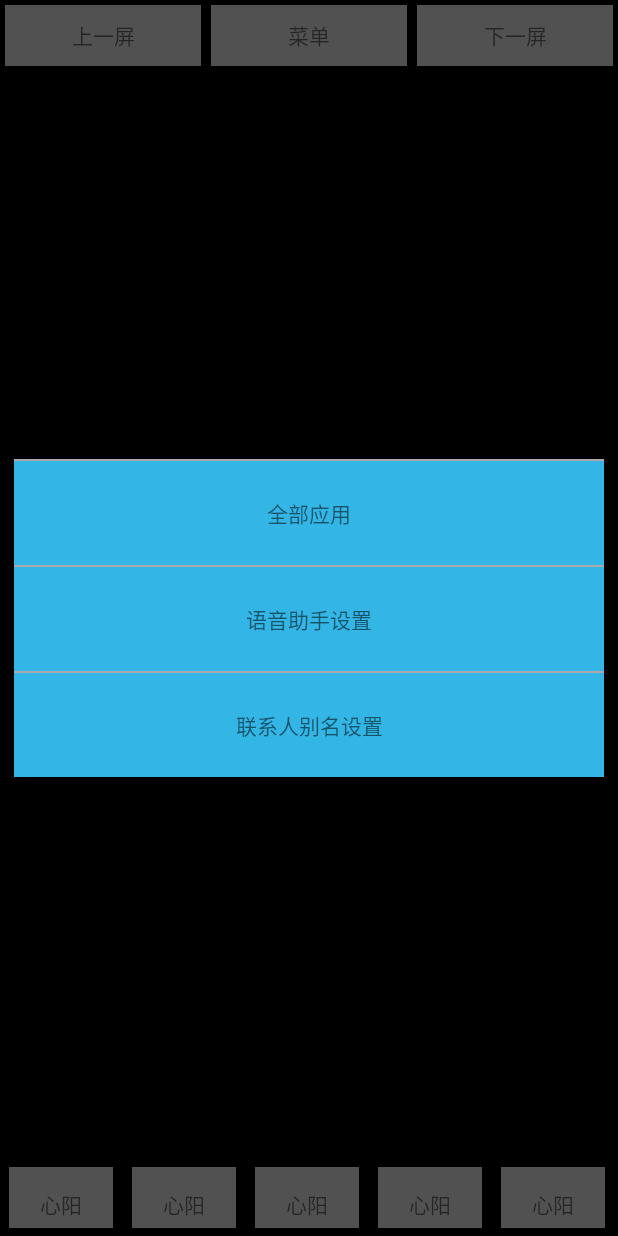
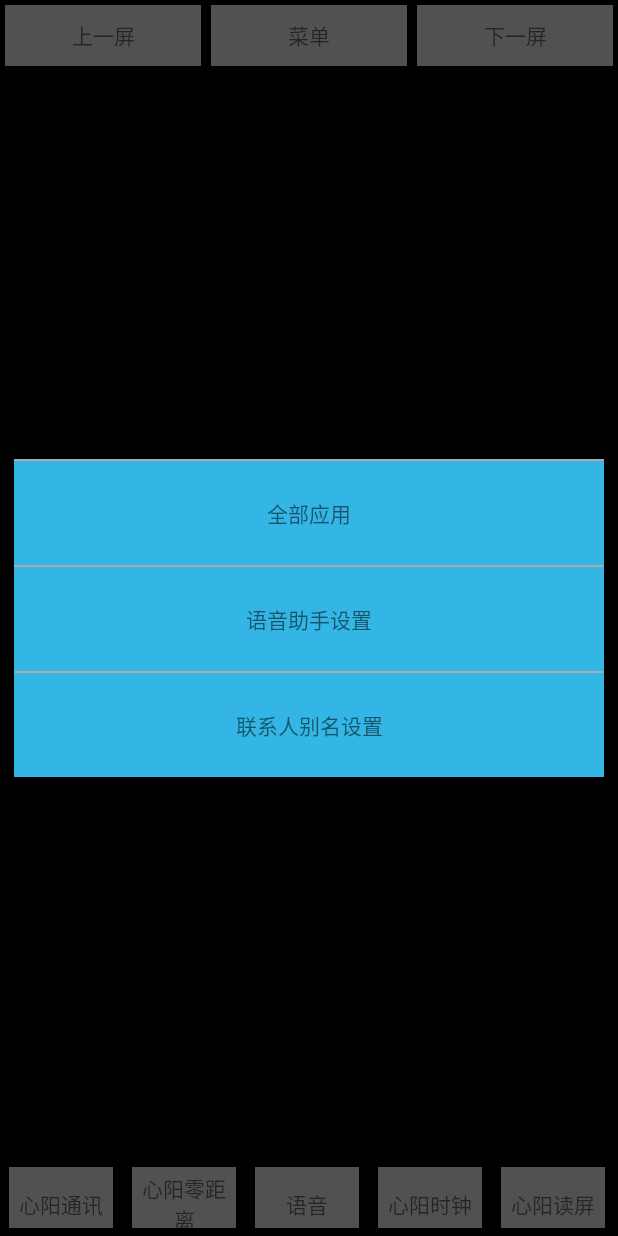
Before and after one commit to haizeiym/xyDesktop, an Android app: the screen it shows after launch (MainActivity), after a tap on "菜单", on a phone screen of 412 x 824 dp. Run offline under Robolectric (Android 15) with nearby library versions, the light colour scheme and no system bars; our stand-ins replace ButterKnife; pictures from the network do not load; 1 statement that could not run was skipped.

Commit message:
底部APP过滤

```diff
--- a/xydesk/app/build.gradle
+++ b/xydesk/app/build.gradle
@@ -28,6 +28,5 @@ dependencies {
     compile fileTree(dir: 'libs', include: ['*.jar'])
     compile 'com.android.support:appcompat-v7:23.0.1'
     compile files('libs/Bughd_android_sdk_v1.3.7.jar')
-    compile files('libs/android-async-http-1.4.8.jar')
     compile files('libs/android-async-http-1.4.9.jar')
 }
--- a/xydesk/app/src/main/java/xydesk/xy/MainActivity.java
+++ b/xydesk/app/src/main/java/xydesk/xy/MainActivity.java
@@ -200,7 +200,6 @@ public class MainActivity extends XYBaseActivity {
 
     //初始化时添加fragment
     private void initFragment() {
-        /*List<XYAppInfoInDesk> xyAppInfoInDeskList_one = AppUtils.getInstance().getAllApp(MainActivity.instance, XYContant.WharFragment.ONE_FRAGMENT);*/
         List<XYAppInfoInDesk> xyAppInfoInDeskList_two = AppUtils.getInstance().getAllApp(MainActivity.instance, XYContant.WharFragment.TWO_FRAGMENT);
         List<XYAppInfoInDesk> xyAppInfoInDeskList_three = AppUtils.getInstance().getAllApp(MainActivity.instance, XYContant.WharFragment.THREE_FRAGMENT);
         List<XYAppInfoInDesk> xyAppInfoInDeskList_four = AppUtils.getInstance().getAllApp(MainActivity.instance, XYContant.WharFragment.FOUR_FRAGMENT);
--- a/xydesk/app/src/main/java/xydesk/xy/appAll/ui/AllAppShowUI.java
+++ b/xydesk/app/src/main/java/xydesk/xy/appAll/ui/AllAppShowUI.java
@@ -232,19 +232,25 @@ public class AllAppShowUI extends XYBaseActivity {
                 String wharFragment = XYContant.XYContants.F;
                 xyAppInfoInDesk.appPackageName = packageName;
                 xyAppInfoInDesk.appName = appName;
+                String ping = "";
                 if (AppUtils.getInstance().getAllApp(instance, XYContant.WharFragment.ONE_FRAGMENT).size() < 16) {
                     wharFragment = XYContant.WharFragment.ONE_FRAGMENT;
+                    ping = "一";
                 } else if (AppUtils.getInstance().getAllApp(instance, XYContant.WharFragment.TWO_FRAGMENT).size() < 16) {
                     wharFragment = XYContant.WharFragment.TWO_FRAGMENT;
+                    ping = "二";
                 } else if (AppUtils.getInstance().getAllApp(instance, XYContant.WharFragment.THREE_FRAGMENT).size() < 16) {
                     wharFragment = XYContant.WharFragment.THREE_FRAGMENT;
+                    ping = "三";
                 } else if (AppUtils.getInstance().getAllApp(instance, XYContant.WharFragment.FOUR_FRAGMENT).size() < 16) {
                     wharFragment = XYContant.WharFragment.FOUR_FRAGMENT;
+                    ping = "四";
                 } else {
                     Utils.getInstance().toast(instance, "屏幕已经没有空间了。。。");
                 }
                 xyAppInfoInDesk.appPonitParents = wharFragment;
                 deskDB.addAppInfo(xyAppInfoInDesk);
+                Utils.getInstance().toast(instance, "已添加" + appName + "至" + ping + "屏");
                 MainActivity.instance.handler.sendEmptyMessage(XYContant.XYContants.DELETER_APP);
                 break;
         }
--- a/xydesk/app/src/main/java/xydesk/xy/base/XYBaseFragment.java
+++ b/xydesk/app/src/main/java/xydesk/xy/base/XYBaseFragment.java
@@ -44,7 +44,7 @@ public abstract class XYBaseFragment extends Fragment implements AdapterView.OnI
     }
 
     //初始化Handler
-    public void initHandler() {
+    protected void initHandler() {
         handler = new Handler() {
             @Override
             public void handleMessage(Message msg) {
--- a/xydesk/app/src/main/java/xydesk/xy/db/DeskDB.java
+++ b/xydesk/app/src/main/java/xydesk/xy/db/DeskDB.java
@@ -11,6 +11,7 @@ import java.util.List;
 import xydesk.xy.contant.XYContant;
 import xydesk.xy.model.XYAppInfoInDesk;
 import xydesk.xy.model.XYXFNameSetModel;
+import xydesk.xy.utils.AppUtils;
 
 /**
  * Created by haizeiym
@@ -25,6 +26,11 @@ public class DeskDB {
 
     //添加app信息
     public void addAppInfo(XYAppInfoInDesk xyAppInfoInDesk) {
+        for (String[] strings : AppUtils.bottomApp) {
+            if (strings[1].equals(xyAppInfoInDesk.appPackageName)) {
+                return;
+            }
+        }
         SQLiteDatabase sd = deskHelp.getWritableDatabase();
         if (!isExits(xyAppInfoInDesk.appPackageName)) {
             ContentValues cv = new ContentValues();
@@ -316,11 +322,11 @@ public class DeskDB {
         ContentValues contentValues;
         try {
             sd = deskHelp.getWritableDatabase();
-            for (int i = 0; i < 5; i++) {
+            for (String[] aBottomApp : AppUtils.bottomApp) {
                 contentValues = new ContentValues();
-                contentValues.put(deskHelp.BOTTOM_APP_POSITION, i + 1 + "");
-                contentValues.put(deskHelp.BOTTOM_APP_PACKNAME, "心阳");
-                contentValues.put(deskHelp.BOTTOM_APP_APPNAME, "心阳");
+                contentValues.put(deskHelp.BOTTOM_APP_POSITION, aBottomApp[0]);
+                contentValues.put(deskHelp.BOTTOM_APP_PACKNAME, aBottomApp[1]);
+                contentValues.put(deskHelp.BOTTOM_APP_APPNAME, aBottomApp[2]);
                 sd.insert(deskHelp.BOTTOM_APP_TABLENAME, null, contentValues);
             }
         } catch (Exception e) {
--- a/xydesk/app/src/main/java/xydesk/xy/utils/AppUtils.java
+++ b/xydesk/app/src/main/java/xydesk/xy/utils/AppUtils.java
@@ -44,10 +44,10 @@ public class AppUtils {
     //所有APP的图标集合
     public static HashMap<String, Drawable> allAppIcon = new HashMap<>();
 
-    private final String[] uApp = {"com.tencent.mobileqq", "com.tencent.mm", "com.hyphenate.chatuidemo", "com.czy.alarm", "com.google.android.marvin.talkback8"};
+    //底部APP
+    public static String[][] bottomApp = {{"1", "com.ca.tongxunlu", "心阳通讯"}, {"2", "com.hyphenate.chatuidemo", "心阳零距离"}, {"3", "", "语音"}, {"4", "com.czy.alarm", "心阳时钟"}, {"5", "com.google.android.marvin.talkback8", "心阳读屏"}};
 
-//    //所有APP的图标集合
-//    public static HashMap<String, String> allAppName = new HashMap<>();
+    private final String[] uApp = {"com.tencent.mobileqq", "com.tencent.mm"};
 
     //获取所有APP列表
     public List<XYAllAppModel> getAllAppList(Context context) {
@@ -61,8 +61,7 @@ public class AppUtils {
             for (int i = 0; i < apps.size(); i++) {
                 XYAllAppModel xyModel = new XYAllAppModel();
                 ResolveInfo resolveInfo = apps.get(i);
-                String APP_PACKAGE = "xydesk.xy.xydesk";
-                if (!resolveInfo.activityInfo.packageName.equals(APP_PACKAGE)) {
+                //String APP_PACKAGE = "xydesk.xy.xydesk";
                 String p = resolveInfo.activityInfo.packageName;
                 String n = resolveInfo.loadLabel(packageManager).toString();
                 PackageInfo packageInfo = packageManager.getPackageInfo(p, 0);
@@ -75,7 +74,8 @@ public class AppUtils {
                 xyModel.appIcon = resolveInfo.loadIcon(packageManager);
                 allAppIcon.put(p, xyModel.appIcon);
                 xyModels.add(xyModel);
-                }
+                /*if (!resolveInfo.activityInfo.packageName.equals(APP_PACKAGE)) {
+                }*/
             }
         } catch (Exception e) {
             e.printStackTrace();
```
Lines whose indentation alone changed are shown as unchanged.
